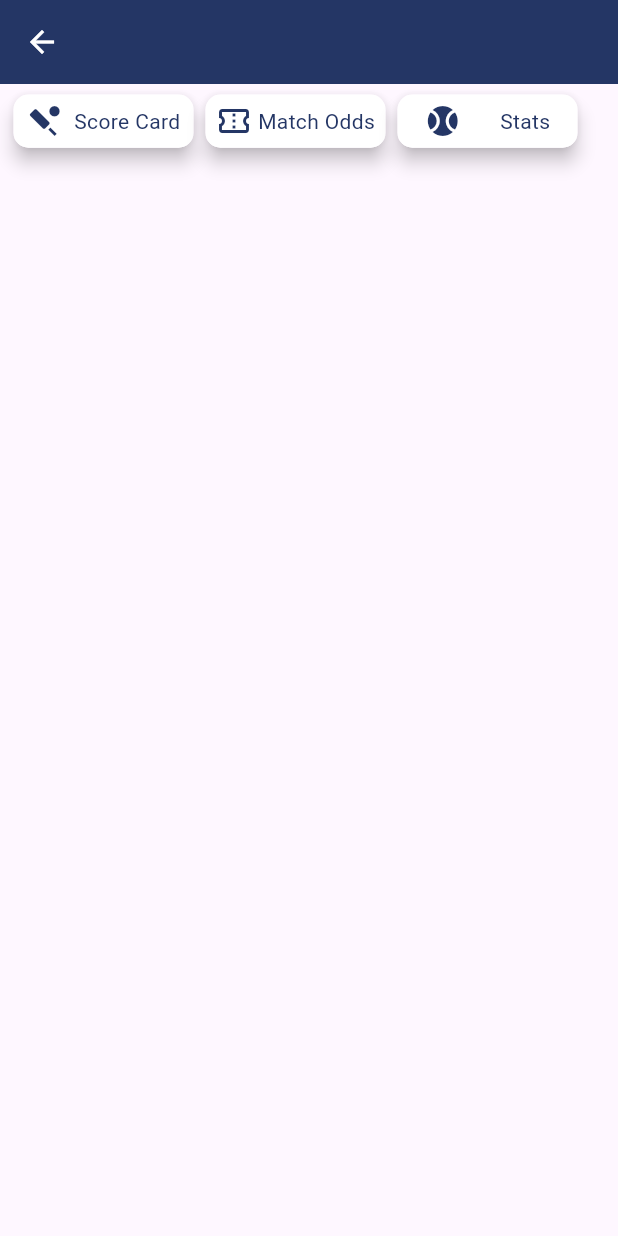
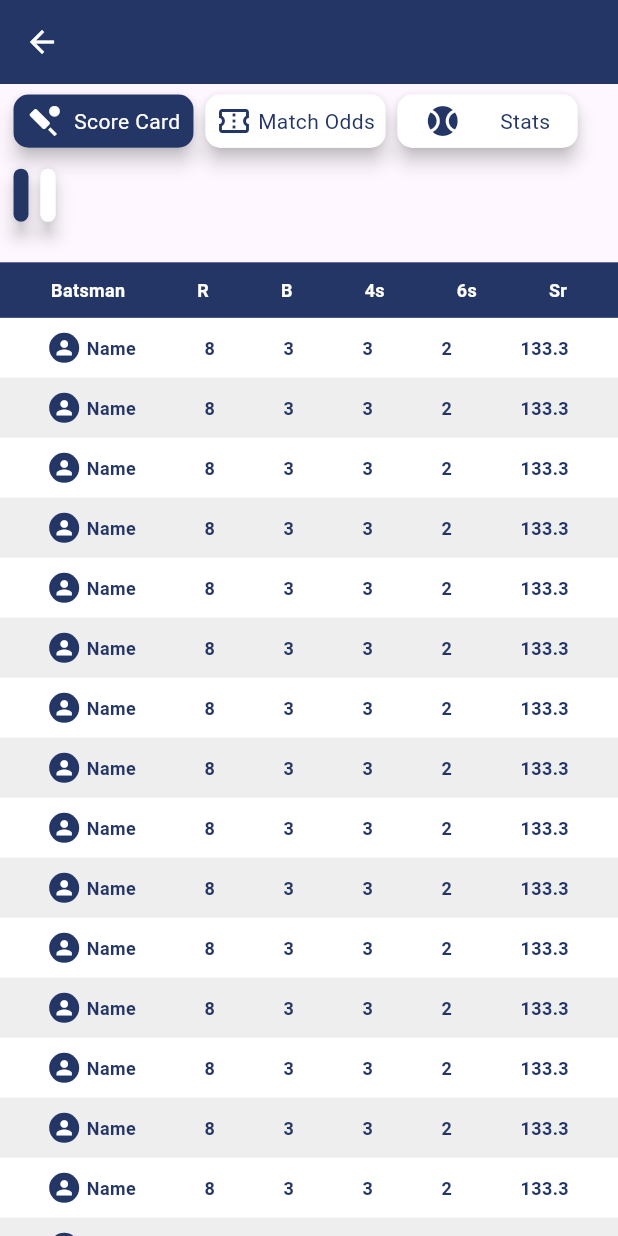
Before and after one commit to akinokami/cricket_live_score, a Flutter app: the ResultDetailsScreen screen opened directly with empty values, on a phone screen of 412 x 824 dp. Run offline on Flutter 3.47's test engine with Material 3 defaults, Android fonts, the phone set to English and light mode, and no system bars; our stand-ins replace carousel_slider, connectivity_plus, dio, get; network calls fail.

Commit message:
06July 1110

```diff
--- a/lib/views/screens/news/news_screen.dart
+++ b/lib/views/screens/news/news_screen.dart
@@ -97,7 +97,8 @@ class NewsScreen extends StatelessWidget {
               const SizedBox(
                 height: 10,
               ),
-              Expanded(
+              SizedBox(
+                height: MediaQuery.of(context).size.height * 0.6,
                 child: ListView.builder(
                   shrinkWrap: true,
                   itemCount: 10,
--- a/lib/views/screens/results/result_details_screen.dart
+++ b/lib/views/screens/results/result_details_screen.dart
@@ -24,7 +24,7 @@ class _ResultDetailsScreenState extends State<ResultDetailsScreen> {
     ChipModel(title: 'Stats', icon: Icons.sports_baseball_sharp),
   ];
 
-  int? selectedIndex;
+  int? selectedIndex=0;
   int selectedIndex2 = 0;
 
   @override
```
Also changed, not shown: 1 other file.
